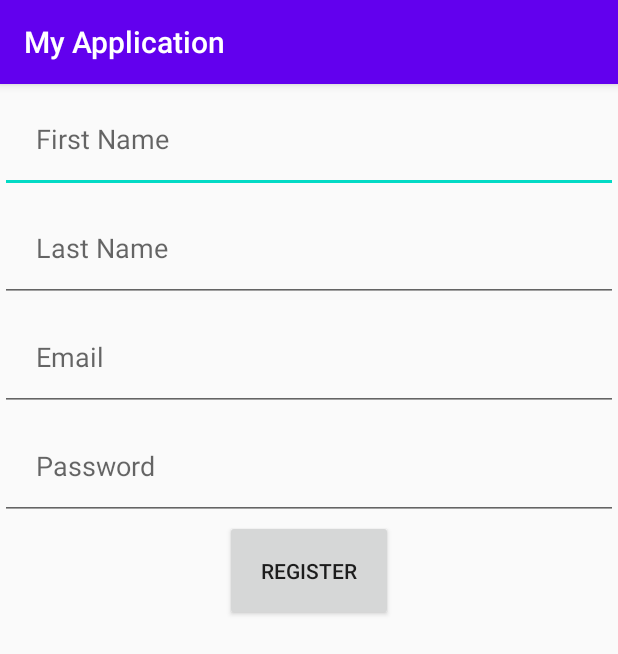
After one commit to SaiKUndurthi/ShopItems, an Android app: the RegisterActivity screen opened directly, with no data from a screen before it, on a phone screen of 412 x 824 dp. The commit adds this screen. Shown: the top 654 px of the screen. Run offline under Robolectric (Android 15) with nearby library versions, the phone set to English and light mode, and no system bars.

Commit message:
Room database and register

```diff
--- a/app/src/main/AndroidManifest.xml
+++ b/app/src/main/AndroidManifest.xml
@@ -28,13 +28,14 @@
         <activity android:name=".TransactionHistory">
         </activity>
 
-
         <activity android:name=".LoginActivity">
             <intent-filter>
                 <action android:name="android.intent.action.MAIN" />
                 <category android:name="android.intent.category.LAUNCHER" />
             </intent-filter>
         </activity>
+        <activity android:name=".RegisterActivity">
+        </activity>
     </application>
 
 </manifest>
--- /dev/null
+++ b/app/src/main/java/com/example/myapplication/RegisterActivity.java
@@ -0,0 +1,63 @@
+package com.example.myapplication;
+
+import android.content.Intent;
+import android.os.Bundle;
+import android.view.View;
+import android.widget.Button;
+import android.widget.EditText;
+import android.widget.Toast;
+
+import androidx.annotation.Nullable;
+import androidx.appcompat.app.AppCompatActivity;
+
+import java.util.List;
+
+import static com.example.myapplication.LoginActivity.db;
+
+public class RegisterActivity extends AppCompatActivity {
+    private EditText mEmail;
+    private EditText mPassword;
+    private EditText mFirstName;
+    private EditText mLastName;
+    private Button mRegisterBtn;
+
+
+    @Override
+    protected void onCreate(@Nullable Bundle savedInstanceState) {
+        super.onCreate(savedInstanceState);
+        setContentView(R.layout.activity_register);
+        mFirstName = findViewById(R.id.edt_firstname);
+        mLastName = findViewById(R.id.edt_lastname);
+        mEmail = findViewById(R.id.edt_email_reg);
+        mPassword = findViewById(R.id.edt_password_reg);
+        mRegisterBtn = findViewById(R.id.btn_register);
+
+        mRegisterBtn.setOnClickListener(new View.OnClickListener() {
+            @Override
+            public void onClick(View v) {
+                final Login login = new Login(mFirstName.getText().toString(),mLastName.getText().toString(),mEmail.getText().toString(),mPassword.getText().toString());
+
+                Thread save = new Thread(new Runnable() {
+                    @Override
+                    public void run() {
+                        db.loginDao().insertUser(login);
+                        List<Login> temp = db.loginDao().getAllUsers();
+                        runOnUiThread(new Runnable() {
+                            public void run() {
+                                Toast.makeText(RegisterActivity.this,
+                                        "New User registered", Toast.LENGTH_LONG).show();
+                            }
+                        });
+
+                    }
+                });
+                save.start();
+                Intent intent = new Intent(RegisterActivity.this, LoginActivity.class);
+                startActivity(intent);
+                finish();
+            }
+        });
+
+    }
+
+}
--- /dev/null
+++ b/app/src/main/res/layout/activity_register.xml
@@ -0,0 +1,42 @@
+<?xml version="1.0" encoding="utf-8"?>
+<LinearLayout xmlns:android="http://schemas.android.com/apk/res/android"
+    android:orientation="vertical" android:layout_width="match_parent"
+    android:layout_height="match_parent">
+
+    <EditText
+        android:id="@+id/edt_firstname"
+        android:layout_width="match_parent"
+        android:layout_height="wrap_content"
+        android:padding="24dp"
+        android:hint="First Name"/>
+
+    <EditText
+        android:id="@+id/edt_lastname"
+        android:layout_width="match_parent"
+        android:layout_height="wrap_content"
+        android:padding="24dp"
+        android:hint="Last Name"/>
+
+    <EditText
+        android:id="@+id/edt_email_reg"
+        android:layout_width="match_parent"
+        android:layout_height="wrap_content"
+        android:padding="24dp"
+        android:hint="Email"/>
+
+    <EditText
+        android:id="@+id/edt_password_reg"
+        android:layout_width="match_parent"
+        android:layout_height="wrap_content"
+        android:padding="24dp"
+        android:hint="Password"/>
+
+    <Button
+        android:id="@+id/btn_register"
+        android:layout_width="wrap_content"
+        android:layout_height="wrap_content"
+        android:layout_gravity="center"
+        android:text="Register"
+        android:padding="24dp"/>
+
+</LinearLayout>
```
Also changed, not shown: app/src/main/java/com/example/myapplication/Login.java (added, +87 -0 lines), app/src/main/java/com/example/myapplication/LoginActivity.java (+108 -80 lines), app/src/main/java/com/example/myapplication/ScrollingActivity.java (+33 -18 lines), app/src/main/java/com/example/myapplication/ShopItemsApdapter.java (deleted, +0 -147 lines), app/src/main/res/layout/activity_login.xml (+7 -0 lines), app/src/main/res/layout/shop_item.xml (+17 -7 lines), 3 other files.
